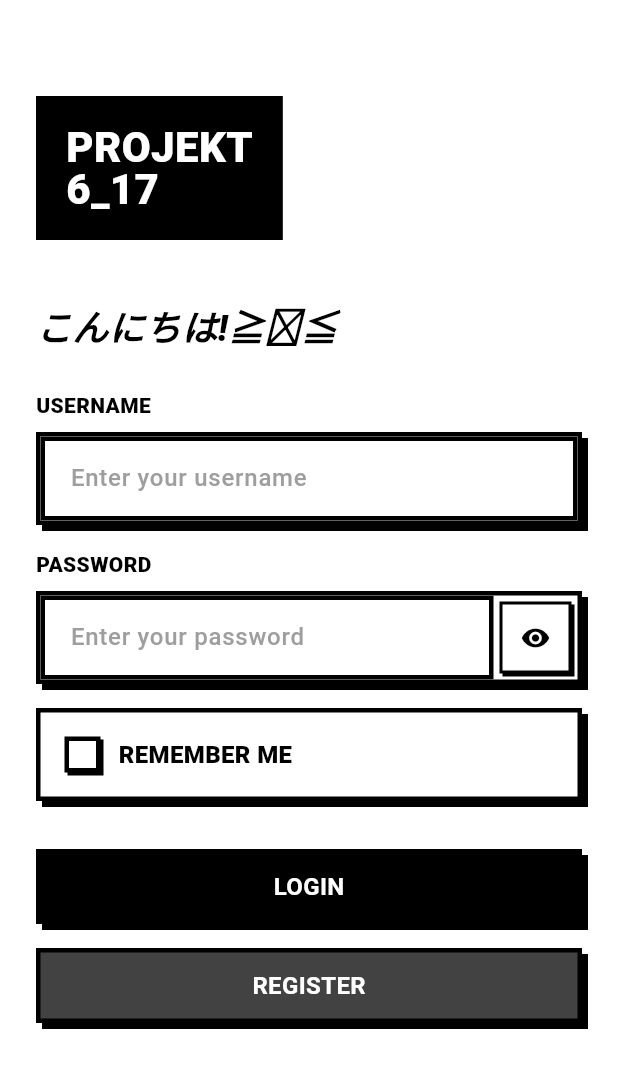
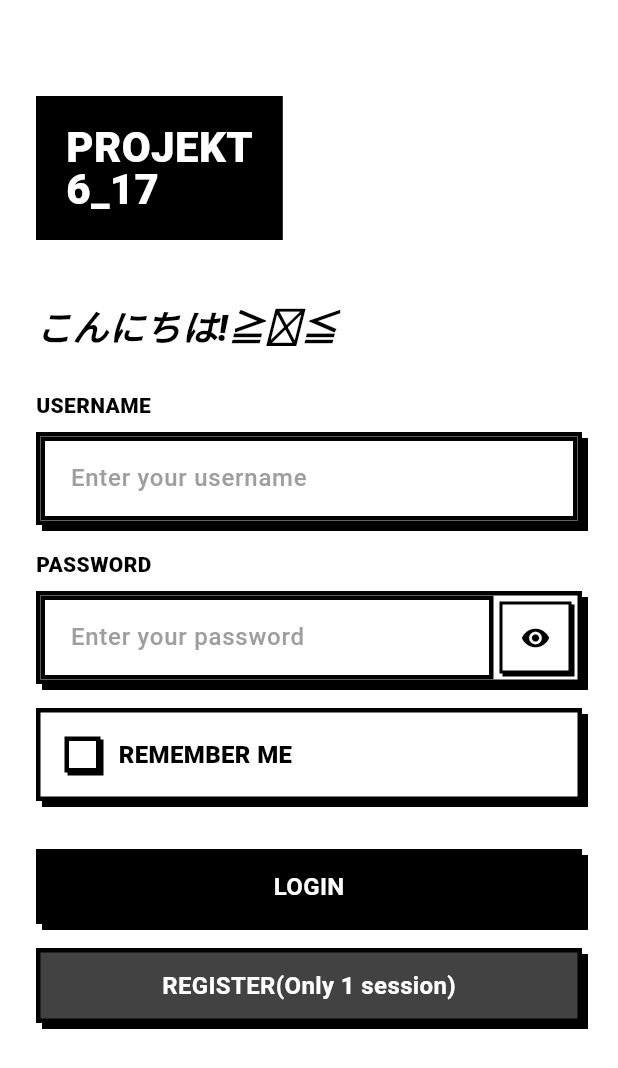
Before and after one commit to Azelzy/PROJEK_KOLLAB_FLUTTER_06_17, a Flutter app: the screen it shows after launch, on a phone screen of 412 x 824 dp. Shown: the top 1068 px of the screen. Run offline on Flutter 3.47's test engine with Material 3 defaults, Android fonts, the phone set to English and light mode, and no system bars; our stand-ins replace get, loading_animation_widget, shared_preferences.

Commit message:
changing logo and register still bugged

```diff
--- a/lib/pages/login_page.dart
+++ b/lib/pages/login_page.dart
@@ -125,7 +125,7 @@ class _LoginPageState extends State<LoginPage> {
                 ),
                 const SizedBox(height: 16),
                 BrutalistButton(
-                  text: "REGISTER",
+                  text: "REGISTER(Only 1 session)",
                   onPressed: () => Get.toNamed(AppRoutes.register),
                   backgroundColor: Colors.grey[800]!,
                 ),
--- a/lib/pages/splash_screen.dart
+++ b/lib/pages/splash_screen.dart
@@ -27,8 +27,8 @@ class SplashScreen extends StatelessWidget {
                   border: Border.all(color: Colors.black, width: 4),
                 ),
                 child: const Icon(
-                  Icons.calendar_view_day_sharp,
-                  size: 80,
+                  Icons.playlist_add_sharp,
+                  size: 120,
                   color: Colors.black,
                 ),
               ),
```
